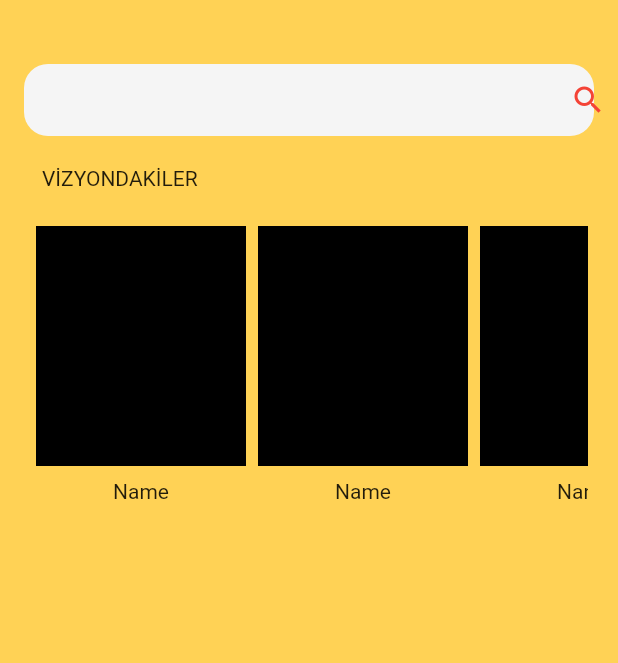
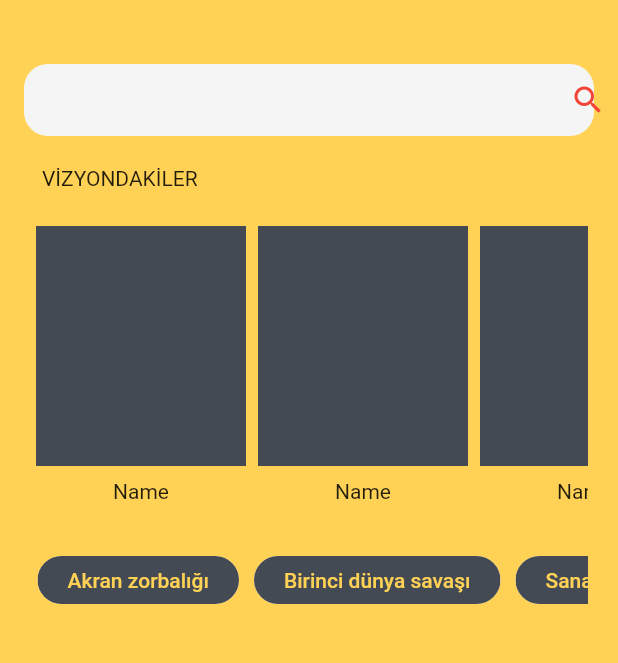
Before and after one commit to RahimCml/sine_fil_app, a Flutter app: the screen it shows after launch, on a phone screen of 412 x 824 dp, the part 128-791 px from its top. Run offline on Flutter 3.47's test engine with Material 2 defaults, Android fonts, the phone set to English and light mode, and no system bars.

Commit message:
Create Category Component

```diff
--- /dev/null
+++ b/lib/pages/companents/category_component.dart
@@ -0,0 +1,22 @@
+import 'package:flutter/material.dart';
+
+class CategoryComponent extends StatelessWidget {
+  final String categoryName;
+
+  const CategoryComponent({Key? key, required this.categoryName}) : super(key: key);
+
+  @override
+  Widget build(BuildContext context) {
+    return Padding(
+      padding: const EdgeInsets.symmetric(horizontal: 5),
+      child: Chip(
+        label: Text(
+          categoryName,
+          style: const TextStyle(color: Color(0xFFFFD255)),
+        ),
+        backgroundColor: const Color(0xFF444A54),
+        padding: const EdgeInsets.only(left: 12, right: 12),
+      ),
+    );
+  }
+}
--- /dev/null
+++ b/lib/pages/companents/movie_companent.dart
@@ -0,0 +1,30 @@
+import 'package:flutter/material.dart';
+import 'package:sine_fil_app/constants/color.dart';
+
+class MovieCompanent extends StatelessWidget {
+  const MovieCompanent({super.key});
+
+  @override
+  Widget build(BuildContext context) {
+    return InkWell(
+      onTap: () {},
+      child: Column(
+        children: [
+          Card(
+            elevation: 0,
+            child: Container(
+              color: ConstantColor.secondarycolor,
+              height: 160,
+              width: 140,
+            ),
+          ),
+          const SizedBox(
+            height: 5,
+          ),
+          const Text('Name'),
+
+        ],
+      ),
+    );
+  }
+}
--- a/lib/pages/home_page.dart
+++ b/lib/pages/home_page.dart
@@ -1,6 +1,7 @@
 import 'package:flutter/material.dart';
 import 'package:sine_fil_app/constants/color.dart';
-import 'package:sine_fil_app/pages/movie_page.dart';
+import 'package:sine_fil_app/pages/companents/category_component.dart';
+import 'package:sine_fil_app/pages/companents/movie_companent.dart';
 
 import '../delegates/custom_search_delegate.dart';
 
@@ -121,20 +122,40 @@ class _HomePageState extends State<HomePage> {
                     crossAxisAlignment: CrossAxisAlignment.start,
                     children: [
                       const Padding(
-                        padding: EdgeInsets.only(top: 20,left: 28),
+                        padding: EdgeInsets.only(top: 20, left: 28),
                         child: Text('VİZYONDAKİLER'),
                       ),
                       Padding(
                         padding:
-                        const EdgeInsets.only(top: 20, left: 20, right: 20),
+                            const EdgeInsets.only(top: 20, left: 20, right: 20),
                         child: SizedBox(
                           height: 200,
                           child: ListView(
                             scrollDirection: Axis.horizontal,
                             children: const [
-                              MoviePage(),
-                              MoviePage(),
-                              MoviePage()
+                              MovieCompanent(),
+                              MovieCompanent(),
+                              MovieCompanent(),
+                            ],
+                          ),
+                        ),
+                      ),
+                      Padding(
+                        padding:
+                            const EdgeInsets.only(top: 20, left: 20, right: 20),
+                        child: SizedBox(
+                          height: 40,
+                          width: double.infinity,
+                          child: ListView(
+                            scrollDirection: Axis.horizontal,
+                            children: const [
+                              CategoryComponent(
+                                  categoryName: 'Akran zorbalığı'),
+                              CategoryComponent(
+                                  categoryName: 'Birinci dünya savaşı'),
+                              CategoryComponent(
+                                  categoryName: 'Sanal gerçeklik'),
+                              CategoryComponent(categoryName: 'Ejderha'),
                             ],
                           ),
                         ),
--- a/lib/pages/movie_page.dart
+++ /dev/null
@@ -1,28 +0,0 @@
-import 'package:flutter/material.dart';
-import 'package:flutter/src/widgets/framework.dart';
-import 'package:flutter/src/widgets/placeholder.dart';
-
-class MoviePage extends StatelessWidget {
-  const MoviePage({super.key});
-
-  @override
-  Widget build(BuildContext context) {
-    return InkWell(
-      onTap: () {
-
-      },
-      child: Column(
-        children: [
-          Card(
-            elevation: 0,
-            child: Container( color: Colors.black, height: 160, width: 140,),
-          ),
-          const SizedBox(height: 5,),
-          const Text('Name'),
-          const SizedBox(height: 5,)
-
-        ],
-      ),
-    );
-  }
-}
```
